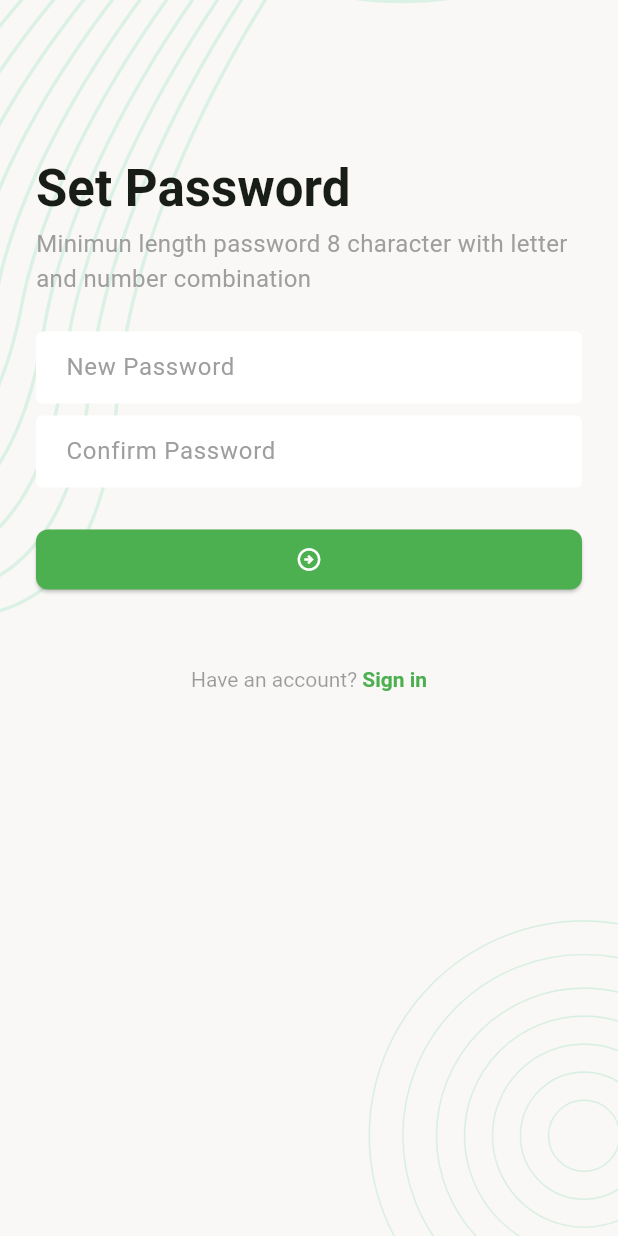
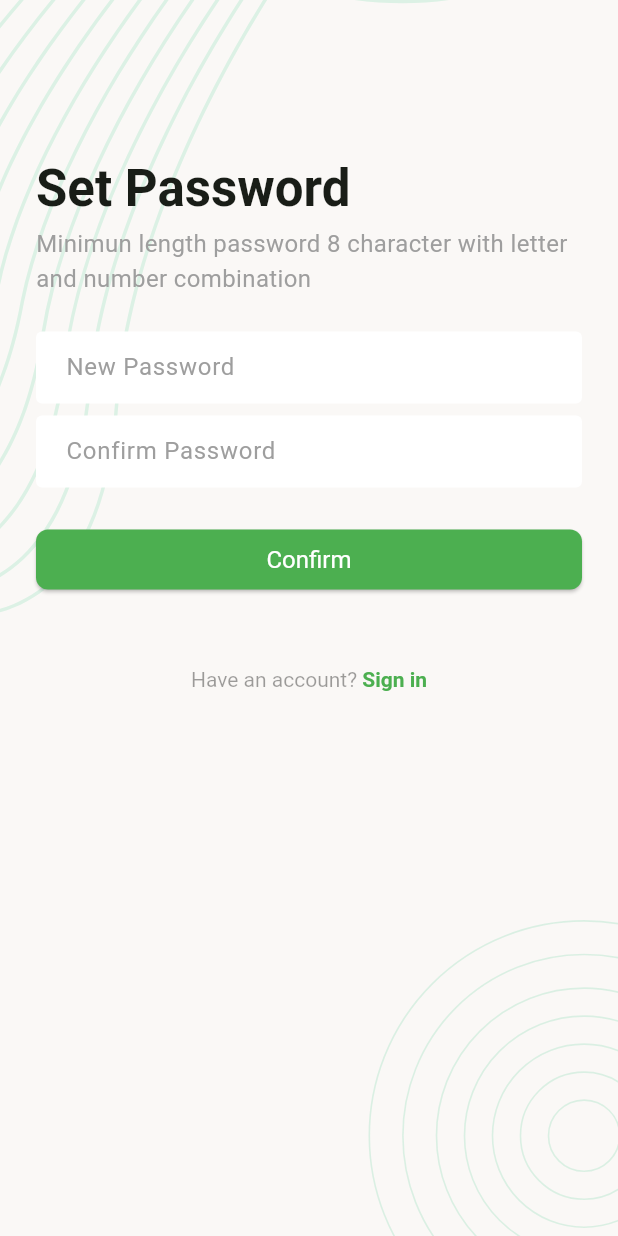
Before and after one commit to 07fahim/task_manager, a Flutter app: the ResetPasswordScreen screen opened by its route, on a phone screen of 412 x 824 dp. Run offline on Flutter 3.47's test engine with Material 3 defaults, Android fonts, the phone set to English and light mode, and no system bars; our stand-ins replace flutter_svg, pin_code_fields.

Commit message:
set password  screen

```diff
--- a/lib/UI/Screens/reset_password_screen.dart
+++ b/lib/UI/Screens/reset_password_screen.dart
@@ -1,7 +1,6 @@
 import 'package:flutter/gestures.dart';
 import 'package:flutter/material.dart';
 import 'package:task_manager/UI/Screens/sign_in_screen.dart';
-import 'package:task_manager/UI/Screens/sign_up_screen.dart';
 import 'package:task_manager/UI/Widgets/screen_background.dart';
 
 import '../Utills/app_colors.dart';
@@ -63,7 +62,7 @@ class _ResetPasswordScreenState extends State<ResetPasswordScreen> {
                 const SizedBox(height: 24),
                 ElevatedButton(
                     onPressed: () {},
-                    child: const Icon(Icons.arrow_circle_right_outlined)),
+                    child: const Text('Confirm')),
                 const SizedBox(height: 48),
                 Center(
                   child: _buildSignInSection(),
```
